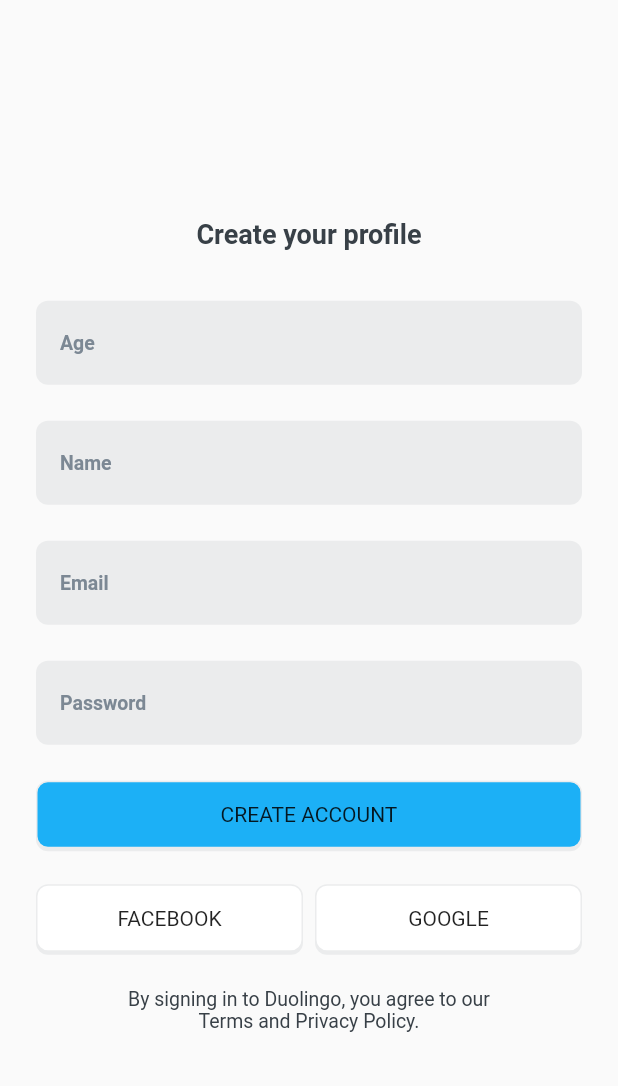
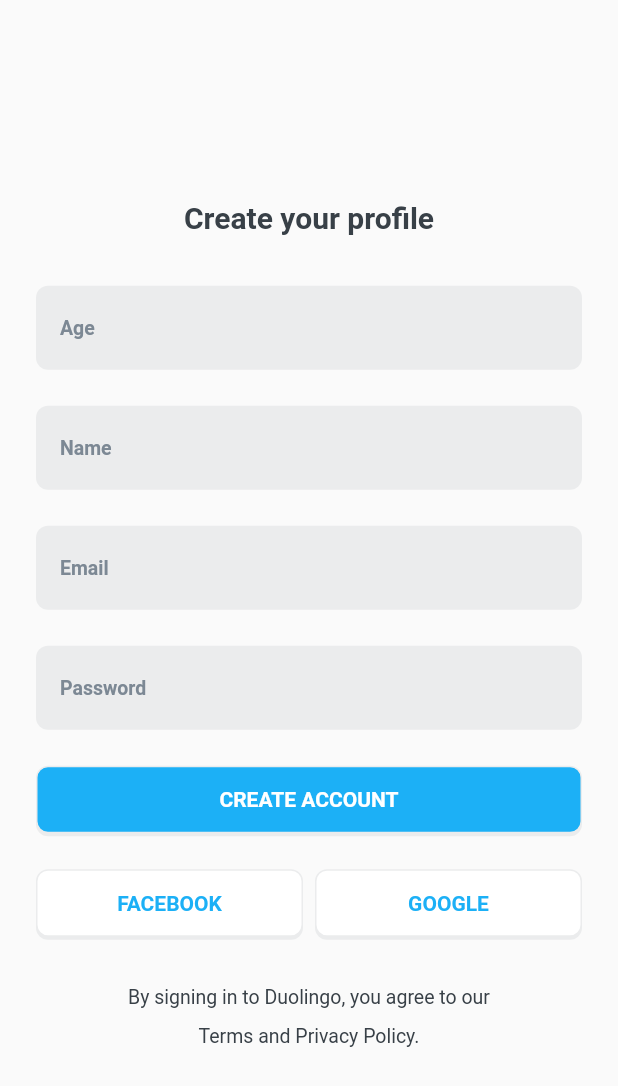
Before and after one commit to nguyenquan123vn/duolingo_event_flutter, a Flutter app: the SignUp screen opened directly, on a phone screen of 412 x 824 dp. Shown: the top 1086 px of the screen. Run offline on Flutter 3.47's test engine with Material 2 defaults, Android fonts, the phone set to English and light mode, and no system bars; our stand-ins replace google_fonts.

Commit message:
Add new text styles and colors

```diff
--- a/lib/global/style.dart
+++ b/lib/global/style.dart
@@ -6,6 +6,8 @@ const Color defaultBrandColor = Color.fromRGBO(28, 176, 246, 1);
 
 const Color defaultTextColor = Color.fromRGBO(56, 64, 71, 1);
 
+const Color reverseTextColor = Color.fromRGBO(255, 255, 255, 1);
+
 const Color washTextColor = Color.fromRGBO(124, 136, 148, 1); // Can use for input label
 
 const Color borderColor = Color.fromRGBO(235, 236, 237, 1);
@@ -13,7 +15,10 @@ const Color borderColor = Color.fromRGBO(235, 236, 237, 1);
 const Color iconColor = Color.fromRGBO(124,136,148,0.78);
 
 const TextStyle defaultTextStyle =
-    TextStyle(fontFamily: 'Roboto', fontSize: 13, color: defaultTextColor);
+    TextStyle(fontFamily: 'Roboto', fontSize: 13, color: defaultTextColor, height: 2);
+
+const TextStyle appBarTextStyle =
+    TextStyle(fontFamily: 'Monsserat', fontSize: 24, color: reverseTextColor);
 
 const TextStyle defaultBoldWashTextStyle = TextStyle(
     fontFamily: 'Roboto',
@@ -27,9 +32,22 @@ const TextStyle defaultBoldTextStyle = TextStyle(
     color: defaultTextColor,
     fontWeight: FontWeight.bold);
 
+const TextStyle primaryBtnTextStyle = TextStyle(
+    fontFamily: 'Roboto',
+    fontSize: 14,
+    color: reverseTextColor,
+    fontWeight: FontWeight.bold);
+
+const TextStyle whiteBtnTextStyle = TextStyle(
+    fontFamily: 'Roboto',
+    fontSize: 14,
+    color: defaultBrandColor,
+    fontWeight: FontWeight.bold);
+
+
 const TextStyle headerTextStyle = TextStyle(
     fontFamily: 'Roboto',
-    fontSize: 18,
+    fontSize: 20,
     color: defaultTextColor,
     fontWeight: FontWeight.bold);
 
```
